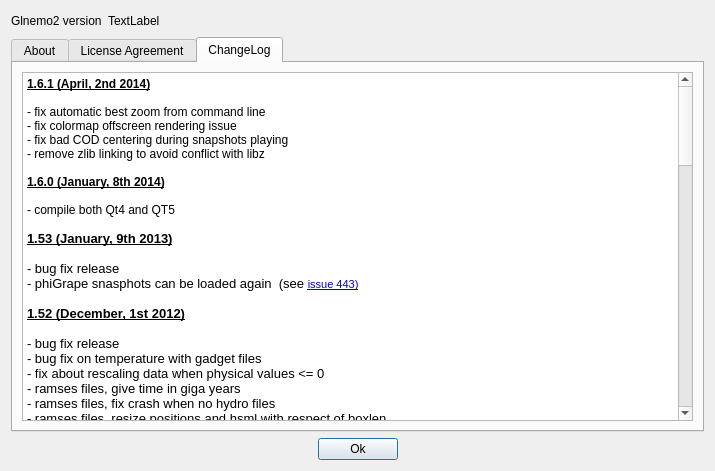
The window that src/formabout.ui (jcldc/glnemo2) describes before a commit, drawn with Qt 5.
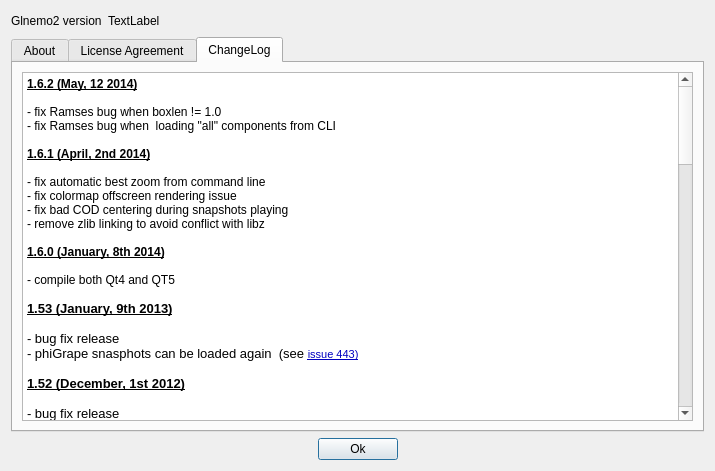
The same window after the commit. Icons and pictures are not drawn.

Commit message: Fix ramses bug when loading all components from cli

```diff
--- a/src/formabout.ui
+++ b/src/formabout.ui
@@ -1027,6 +1027,11 @@
 &lt;table border=&quot;0&quot; style=&quot;-qt-table-type: root; margin-top:4px; margin-bottom:4px; margin-left:4px; margin-right:4px;&quot;&gt;
 &lt;tr&gt;
 &lt;td style=&quot;border: none;&quot;&gt;
+&lt;p style=&quot; margin-top:0px; margin-bottom:0px; margin-left:0px; margin-right:0px; -qt-block-indent:0; text-indent:0px;&quot;&gt;&lt;span style=&quot; font-weight:600; text-decoration: underline;&quot;&gt;1.6.2 (May, 12 2014)&lt;/span&gt;&lt;/p&gt;
+&lt;p style=&quot;-qt-paragraph-type:empty; margin-top:0px; margin-bottom:0px; margin-left:0px; margin-right:0px; -qt-block-indent:0; text-indent:0px; font-weight:600; text-decoration: underline;&quot;&gt;&lt;br /&gt;&lt;/p&gt;
+&lt;p style=&quot; margin-top:0px; margin-bottom:0px; margin-left:0px; margin-right:0px; -qt-block-indent:0; text-indent:0px;&quot;&gt;- fix Ramses bug when boxlen != 1.0&lt;/p&gt;
+&lt;p style=&quot; margin-top:0px; margin-bottom:0px; margin-left:0px; margin-right:0px; -qt-block-indent:0; text-indent:0px;&quot;&gt;- fix Ramses bug when  loading &amp;quot;all&amp;quot; components from CLI&lt;/p&gt;
+&lt;p style=&quot;-qt-paragraph-type:empty; margin-top:0px; margin-bottom:0px; margin-left:0px; margin-right:0px; -qt-block-indent:0; text-indent:0px;&quot;&gt;&lt;br /&gt;&lt;/p&gt;
 &lt;p style=&quot; margin-top:0px; margin-bottom:0px; margin-left:0px; margin-right:0px; -qt-block-indent:0; text-indent:0px;&quot;&gt;&lt;span style=&quot; font-weight:600; text-decoration: underline;&quot;&gt;1.6.1 (April, 2nd 2014)&lt;/span&gt;&lt;/p&gt;
 &lt;p style=&quot;-qt-paragraph-type:empty; margin-top:0px; margin-bottom:0px; margin-left:0px; margin-right:0px; -qt-block-indent:0; text-indent:0px;&quot;&gt;&lt;br /&gt;&lt;/p&gt;
 &lt;p style=&quot; margin-top:0px; margin-bottom:0px; margin-left:0px; margin-right:0px; -qt-block-indent:0; text-indent:0px;&quot;&gt;- fix automatic best zoom from command line&lt;/p&gt;
```
The commit also changes 3 other files.
